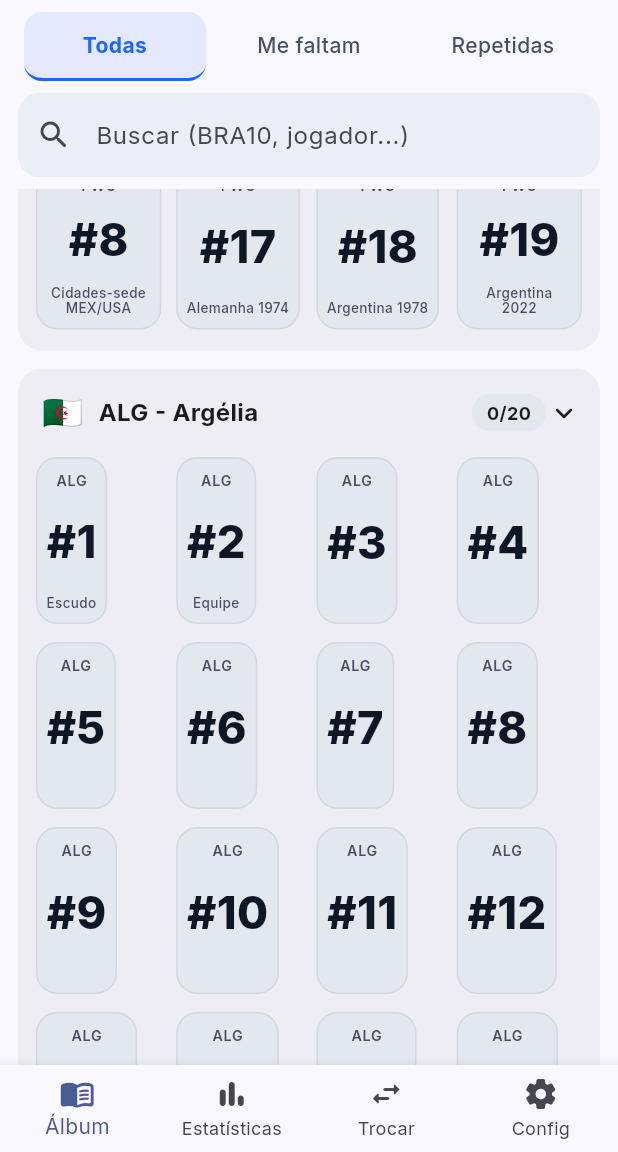
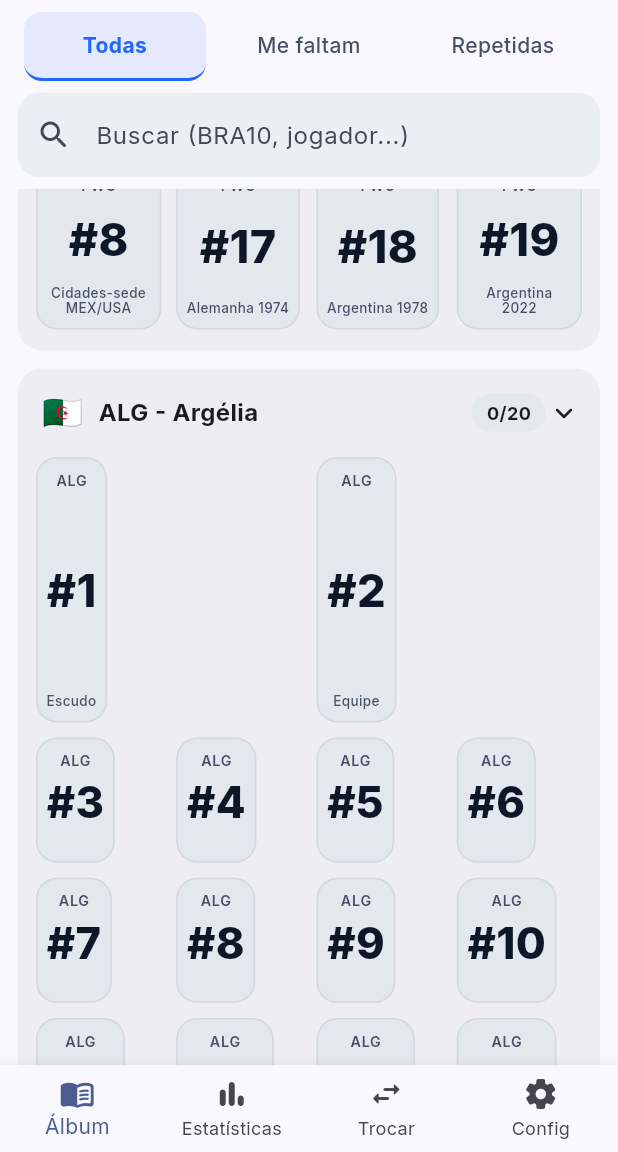
Before and after one commit to rafaeliga/figus, a Flutter app: the AlbumPage screen opened by its route, scrolled down 576 dp, on a phone screen of 412 x 824 dp, the part 84-1236 px from its top. Run offline on Flutter 3.47's test engine with Material 3 defaults, Android fonts, the phone set to English and light mode, and no system bars; our stand-ins replace camera, drift, file_picker, flutter_riverpod, go_router, google_fonts and 2 more; missing offline and left inert: google_mlkit_text_recognition; accounts and stored records are empty; generated files the repository leaves out were written again.

Commit message:
fix: long press reduz 1 repetida (nao zera) + escudo+team_photo span 2x2 (album fisico Panini)

```diff
--- a/lib/data/repos/collection_repo.dart
+++ b/lib/data/repos/collection_repo.dart
@@ -53,9 +53,22 @@ class CollectionRepo {
     }
   }
 
-  /// Long press: clears the sticker entirely.
+  /// Long press: removes ONE copy.
+  /// duplicate(N>1) → duplicate(N-1) · duplicate(1) → owned · owned → missing.
   Future<void> removeSticker(int stickerId) async {
     final pid = await _activeProfileId();
-    await _upsert(pid, stickerId, 'missing', 0);
+    final e = await _entry(pid, stickerId);
+    if (e == null || e.status == 'missing') return;
+    if (e.status == 'duplicate') {
+      final next = e.duplicateCount - 1;
+      if (next <= 0) {
+        await _upsert(pid, stickerId, 'owned', 0);
+      } else {
+        await _upsert(pid, stickerId, 'duplicate', next);
+      }
+    } else {
+      // 'owned' → missing
+      await _upsert(pid, stickerId, 'missing', 0);
+    }
   }
 }
--- a/lib/features/album/widgets/nation_section.dart
+++ b/lib/features/album/widgets/nation_section.dart
@@ -1,4 +1,5 @@
 import 'package:flutter/material.dart';
+import 'package:flutter_staggered_grid_view/flutter_staggered_grid_view.dart';
 
 import '../../../core/theme/app_theme.dart';
 import '../../../domain/models/album_view_models.dart';
@@ -80,31 +81,59 @@ class _NationSectionWidgetState extends State<NationSectionWidget> {
 
   Widget _buildLayout() {
     final s = widget.section;
-    // Sort by physical-album sequence (positionInPage). Every sticker — crest,
-    // team photo, players — sits in the same uniform grid in the same order
-    // as the printed page, so the user can match position 1-for-1 with paper.
     final ordered = [...s.stickers]
       ..sort((a, b) => a.positionInPage.compareTo(b.positionInPage));
-    final cols = s.key == 'FWC' ? 4 : 4;
+
+    if (s.key == 'FWC') {
+      // Specials: simple uniform grid
       return GridView.builder(
         shrinkWrap: true,
         physics: const NeverScrollableScrollPhysics(),
         itemCount: ordered.length,
-      gridDelegate: SliverGridDelegateWithFixedCrossAxisCount(
-        crossAxisCount: cols,
+        gridDelegate: const SliverGridDelegateWithFixedCrossAxisCount(
+          crossAxisCount: 4,
           mainAxisSpacing: 12,
           crossAxisSpacing: 10,
           childAspectRatio: 3 / 4,
         ),
-      itemBuilder: (_, i) {
-        final st = ordered[i];
+        itemBuilder: (_, i) => _card(ordered[i]),
+      );
+    }
+
+    // Nation page mimicking the physical Panini album:
+    //   - sticker #1 (crest)      → 2×2 (top-left)
+    //   - sticker #2 (team photo) → 2×2 (top-right)
+    //   - stickers #3..#20         → 1×1 each, filling the grid in sequence
+    return StaggeredGrid.count(
+      crossAxisCount: 4,
+      mainAxisSpacing: 10,
+      crossAxisSpacing: 10,
+      children: [
+        for (final st in ordered)
+          StaggeredGridTile.count(
+            crossAxisCellCount: _cellSpan(st),
+            mainAxisCellCount: _cellSpan(st),
+            child: _card(st, isBig: _cellSpan(st) > 1),
+          ),
+      ],
+    );
+  }
+
+  int _cellSpan(StickerView st) {
+    // crest and team_photo span 2x2; everything else 1x1.
+    if (st.type == 'crest' || st.type == 'team_photo') return 2;
+    return 1;
+  }
+
+  Widget _card(StickerView st, {bool isBig = false}) {
     return StickerCard(
       key: ValueKey('sticker-${st.id}'),
       sticker: st,
       onTap: () => widget.onTap(st),
       onLongPress: () => widget.onLongPress(st),
-        );
-      },
+      // For 2x2 tiles inside a staggered grid, the height/width = 2*cell + spacing,
+      // so the natural aspect is closer to 1:1 than 3:4.
+      aspectRatio: isBig ? 1.0 : 3 / 4,
     );
   }
 }
--- a/pubspec.yaml
+++ b/pubspec.yaml
@@ -29,6 +29,7 @@ dependencies:
   cupertino_icons: ^1.0.8
   google_fonts: ^6.2.1
   flutter_svg: ^2.0.10+1
+  flutter_staggered_grid_view: ^0.7.0
 
   # Utilities
   intl: ^0.19.0
```
Lines whose indentation alone changed are shown as unchanged.
